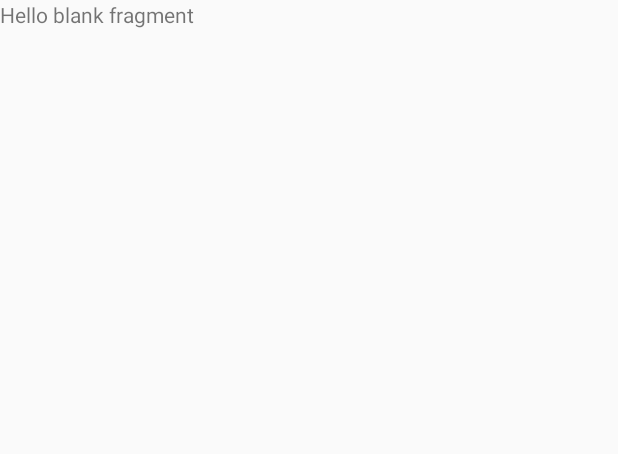
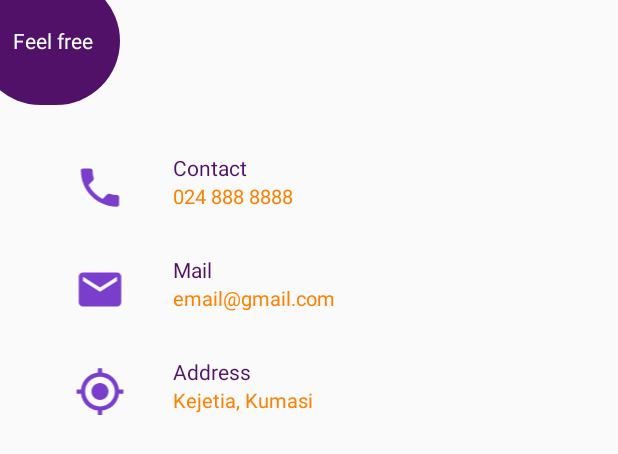
Before and after one commit to janim2/Safet, an Android app: the layout fragment_contact.xml on its own in the app's theme, with its tools: preview values and no code run, on a phone screen of 412 x 824 dp. Shown: the top 454 px of the screen. Run offline under Robolectric (Android 15) with nearby library versions, the phone set to English and light mode, and no system bars.

Commit message:
added setting UI and contact us UI

```diff
--- a/app/src/main/java/com/tekdivisal/safet/Settings.java
+++ b/app/src/main/java/com/tekdivisal/safet/Settings.java
@@ -39,15 +39,24 @@ public class Settings extends Fragment {
 
         //        making the text color mix mix
 //        for pickup notification text
-        Spannable wordtoSpan = new SpannableString(getResources().getString(R.string.pickup_notification));
-        wordtoSpan.setSpan(new ForegroundColorSpan(getResources().getColor(R.color.main_blue)), 0, 20, Spannable.SPAN_EXCLUSIVE_EXCLUSIVE);
-        pickup_notify.setText(wordtoSpan);
+        Spannable pickupT = new SpannableString(getResources().getString(R.string.pickup_notification));
+        pickupT.setSpan(new ForegroundColorSpan(getResources().getColor(R.color.main_blue)), 0, 20, Spannable.SPAN_EXCLUSIVE_EXCLUSIVE);
+        pickup_notify.setText(pickupT);
 
 //        for drop notification
+        Spannable dropT = new SpannableString(getResources().getString(R.string.drop_notification));
+        dropT.setSpan(new ForegroundColorSpan(getResources().getColor(R.color.main_blue)), 0, 18, Spannable.SPAN_EXCLUSIVE_EXCLUSIVE);
+        dropped_notify.setText(dropT);
 
 //        for reached notification
+        Spannable reachedT = new SpannableString(getResources().getString(R.string.reached_school_notification));
+        reachedT.setSpan(new ForegroundColorSpan(getResources().getColor(R.color.main_blue)), 0, 15, Spannable.SPAN_EXCLUSIVE_EXCLUSIVE);
+        reached_notify.setText(reachedT);
 
 //        for left school notification
+        Spannable leftT = new SpannableString(getResources().getString(R.string.left_school_notification));
+        leftT.setSpan(new ForegroundColorSpan(getResources().getColor(R.color.main_blue)), 0, 12, Spannable.SPAN_EXCLUSIVE_EXCLUSIVE);
+        left_notify.setText(leftT);
         return settings;
 
     }
--- /dev/null
+++ b/app/src/main/res/drawable/location.xml
@@ -0,0 +1,5 @@
+<vector android:height="24dp" android:tint="#7B3ECC"
+    android:viewportHeight="24.0" android:viewportWidth="24.0"
+    android:width="24dp" xmlns:android="http://schemas.android.com/apk/res/android">
+    <path android:fillColor="#FF000000" android:pathData="M12,8c-2.21,0 -4,1.79 -4,4s1.79,4 4,4 4,-1.79 4,-4 -1.79,-4 -4,-4zM20.94,11c-0.46,-4.17 -3.77,-7.48 -7.94,-7.94L13,1h-2v2.06C6.83,3.52 3.52,6.83 3.06,11L1,11v2h2.06c0.46,4.17 3.77,7.48 7.94,7.94L11,23h2v-2.06c4.17,-0.46 7.48,-3.77 7.94,-7.94L23,13v-2h-2.06zM12,19c-3.87,0 -7,-3.13 -7,-7s3.13,-7 7,-7 7,3.13 7,7 -3.13,7 -7,7z"/>
+</vector>
--- a/app/src/main/res/layout/fragment_contact.xml
+++ b/app/src/main/res/layout/fragment_contact.xml
@@ -1,14 +1,151 @@
 <?xml version="1.0" encoding="utf-8"?>
-<FrameLayout xmlns:android="http://schemas.android.com/apk/res/android"
+<ScrollView xmlns:android="http://schemas.android.com/apk/res/android"
     xmlns:tools="http://schemas.android.com/tools"
     android:layout_width="match_parent"
     android:layout_height="match_parent"
     tools:context=".Contact">
 
-    <!-- TODO: Update blank fragment layout -->
-    <TextView
+    <LinearLayout
         android:layout_width="match_parent"
         android:layout_height="match_parent"
-        android:text="@string/hello_blank_fragment" />
+        android:orientation="vertical">
 
-</FrameLayout>
+        <LinearLayout
+            android:layout_width="95dp"
+            android:layout_height="85dp"
+            android:orientation="vertical"
+            android:layout_marginLeft="-15dp"
+            android:layout_marginTop="-15dp"
+            android:background="@drawable/curved_corners">
+
+            <TextView
+                android:layout_width="85dp"
+                android:layout_height="85dp"
+                android:text="Feel free"
+                android:textSize="14sp"
+                android:gravity="center"
+                android:layout_marginLeft="7dp"
+                android:textColor="@android:color/white"/>
+
+        </LinearLayout>
+
+        <LinearLayout
+            android:layout_width="match_parent"
+            android:layout_height="wrap_content"
+            android:orientation="vertical"
+            android:padding="20dp"
+            android:layout_marginTop="10dp">
+
+            <LinearLayout
+                android:layout_width="match_parent"
+                android:layout_height="wrap_content"
+                android:orientation="horizontal">
+
+                <ImageView
+                    android:layout_width="match_parent"
+                    android:layout_height="50dp"
+                    android:layout_weight="3"
+                    android:padding="8dp"
+                    android:src="@drawable/phone"/>
+
+                <LinearLayout
+                    android:layout_width="match_parent"
+                    android:layout_height="match_parent"
+                    android:orientation="vertical"
+                    android:padding="2dp"
+                    android:layout_weight="1">
+
+                    <TextView
+                        android:layout_width="match_parent"
+                        android:layout_height="wrap_content"
+                        android:text="Contact"
+                        android:textColor="@color/main_blue"
+                        android:textSize="14sp"/>
+
+                     <TextView
+                        android:layout_width="match_parent"
+                        android:layout_height="wrap_content"
+                        android:text="024 888 8888"
+                         android:textColor="@color/colorPrimaryDark"
+                         android:textSize="13sp"/>
+
+                </LinearLayout>
+            </LinearLayout>
+
+            <LinearLayout
+                android:layout_width="match_parent"
+                android:layout_height="wrap_content"
+                android:layout_marginTop="18dp"
+                android:orientation="horizontal">
+
+                <ImageView
+                    android:layout_width="match_parent"
+                    android:layout_height="50dp"
+                    android:layout_weight="3"
+                    android:padding="8dp"
+                    android:src="@drawable/email"/>
+
+                <LinearLayout
+                    android:layout_width="match_parent"
+                    android:layout_height="match_parent"
+                    android:orientation="vertical"
+                    android:padding="2dp"
+                    android:layout_weight="1">
+
+                    <TextView
+                        android:layout_width="match_parent"
+                        android:layout_height="wrap_content"
+                        android:text="Mail"
+                        android:textColor="@color/main_blue"
+                        android:textSize="14sp"/>
+
+                     <TextView
+                        android:layout_width="match_parent"
+                        android:layout_height="wrap_content"
+                        android:text="email@gmail.com"
+                         android:textColor="@color/colorPrimaryDark"
+                         android:textSize="13sp"/>
+
+                </LinearLayout>
+            </LinearLayout>
+
+            <LinearLayout
+                android:layout_width="match_parent"
+                android:layout_height="wrap_content"
+                android:layout_marginTop="18dp"
+                android:orientation="horizontal">
+
+                <ImageView
+                    android:layout_width="match_parent"
+                    android:layout_height="50dp"
+                    android:layout_weight="3"
+                    android:padding="8dp"
+                    android:src="@drawable/location"/>
+
+                <LinearLayout
+                    android:layout_width="match_parent"
+                    android:layout_height="match_parent"
+                    android:orientation="vertical"
+                    android:padding="2dp"
+                    android:layout_weight="1">
+
+                    <TextView
+                        android:layout_width="match_parent"
+                        android:layout_height="wrap_content"
+                        android:text="Address"
+                        android:textColor="@color/main_blue"
+                        android:textSize="14sp"/>
+
+                     <TextView
+                        android:layout_width="match_parent"
+                        android:layout_height="wrap_content"
+                        android:text="Kejetia, Kumasi"
+                         android:textColor="@color/colorPrimaryDark"
+                         android:textSize="13sp"/>
+
+                </LinearLayout>
+            </LinearLayout>
+        </LinearLayout>
+    </LinearLayout>
+
+</ScrollView>
```
